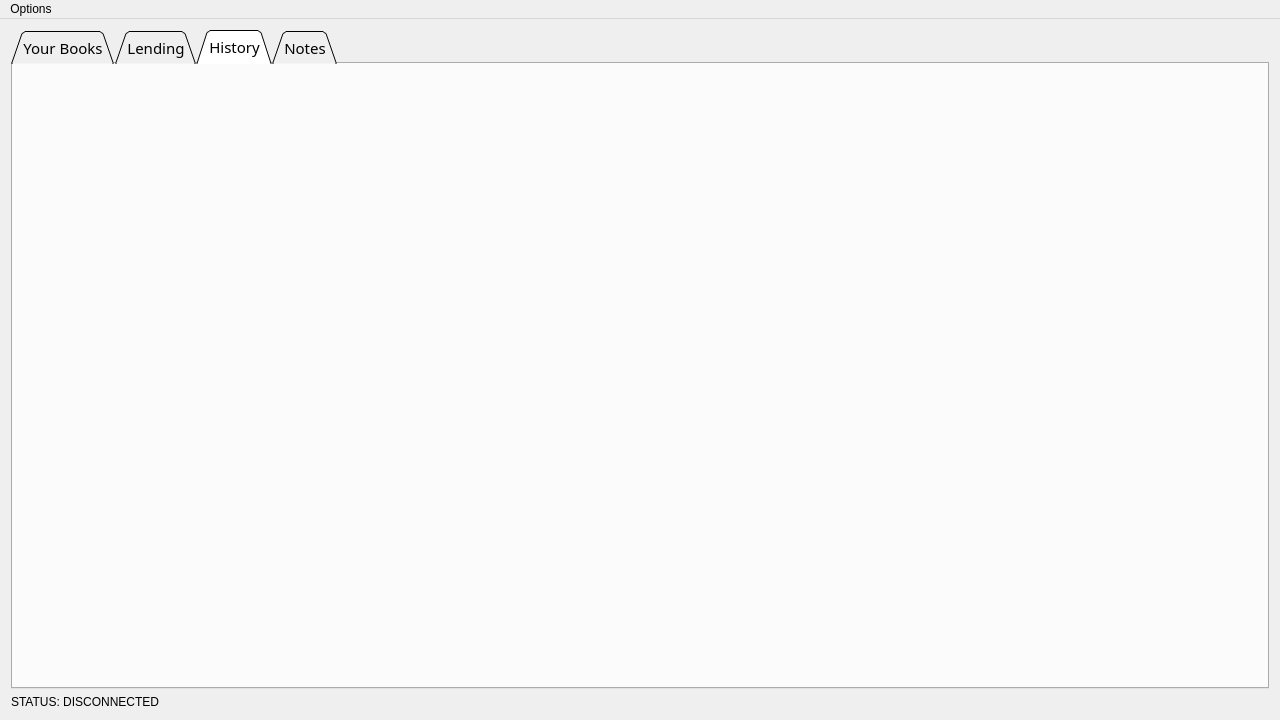
Old version of the form homelibrary.ui in the repository lewypiotrek/Study_HomeLibrary.
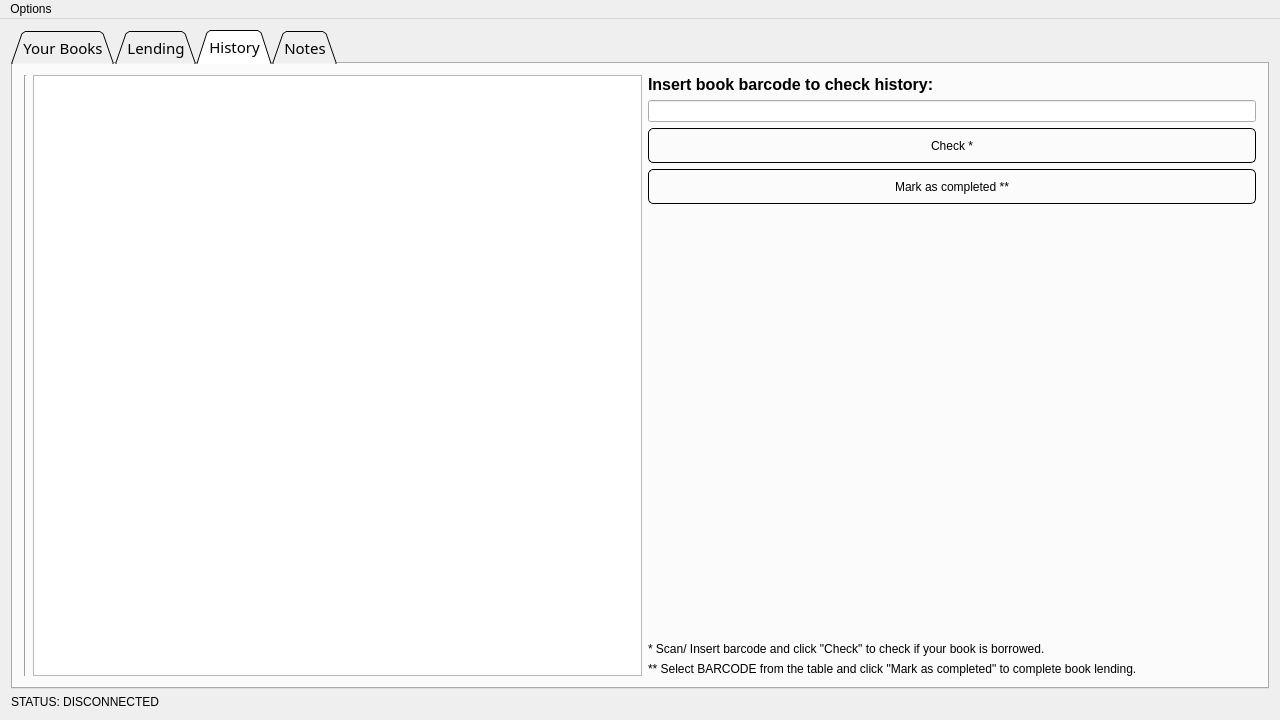
New version of the form. The open tabs and pages were chosen to show the change. Icons and pictures are not drawn.

Commit message: Completed project

```diff
--- a/homelibrary.ui
+++ b/homelibrary.ui
@@ -515,6 +515,99 @@
        <attribute name="title">
         <string>History</string>
        </attribute>
+       <layout class="QHBoxLayout" name="horizontalLayout_4">
+        <item>
+         <layout class="QGridLayout" name="gridLayout_2">
+          <item row="0" column="2">
+           <layout class="QVBoxLayout" name="verticalLayout_5"/>
+          </item>
+          <item row="0" column="3">
+           <layout class="QVBoxLayout" name="verticalLayout_4">
+            <item>
+             <widget class="QLabel" name="label_3">
+              <property name="font">
+               <font>
+                <pointsize>12</pointsize>
+                <weight>75</weight>
+                <bold>true</bold>
+               </font>
+              </property>
+              <property name="text">
+               <string>Insert book barcode to check history:</string>
+              </property>
+             </widget>
+            </item>
+            <item>
+             <widget class="QLineEdit" name="lineEdit_HistoryBarcode"/>
+            </item>
+            <item>
+             <widget class="QPushButton" name="pushButton_HistoryCheck">
+              <property name="minimumSize">
+               <size>
+                <width>0</width>
+                <height>35</height>
+               </size>
+              </property>
+              <property name="text">
+               <string>Check *</string>
+              </property>
+             </widget>
+            </item>
+            <item>
+             <widget class="QPushButton" name="pushButton_HistoryComplete">
+              <property name="minimumSize">
+               <size>
+                <width>0</width>
+                <height>35</height>
+               </size>
+              </property>
+              <property name="text">
+               <string>Mark as completed **</string>
+              </property>
+             </widget>
+            </item>
+            <item>
+             <spacer name="verticalSpacer_2">
+              <property name="orientation">
+               <enum>Qt::Vertical</enum>
+              </property>
+              <property name="sizeHint" stdset="0">
+               <size>
+                <width>20</width>
+                <height>40</height>
+               </size>
+              </property>
+             </spacer>
+            </item>
+            <item>
+             <widget class="QLabel" name="label_5">
+              <property name="text">
+               <string>* Scan/ Insert barcode and click &quot;Check&quot; to check if your book is borrowed.</string>
+              </property>
+             </widget>
+            </item>
+            <item>
+             <widget class="QLabel" name="label_6">
+              <property name="text">
+               <string>** Select BARCODE from the table and click &quot;Mark as completed&quot; to complete book lending.</string>
+              </property>
+             </widget>
+            </item>
+           </layout>
+          </item>
+          <item row="0" column="0">
+           <widget class="Line" name="line">
+            <property name="orientation">
+             <enum>Qt::Vertical</enum>
+            </property>
+           </widget>
+          </item>
+          <item row="0" column="1">
+           <widget class="QTableView" name="tableView_history"/>
+          </item>
+         </layout>
+        </item>
+       </layout>
       </widget>
       <widget class="QWidget" name="tab_4">
        <attribute name="title">
```
Left out of the diff: 13 changed lines with no effect on the pictures. The commit also changes 5 other files.
